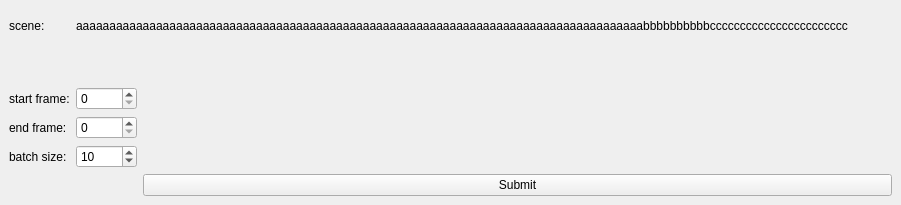
Above: submitter.ui from CogswellProjectHydra/githubHydraRepo before the change. Below: the same form after it.
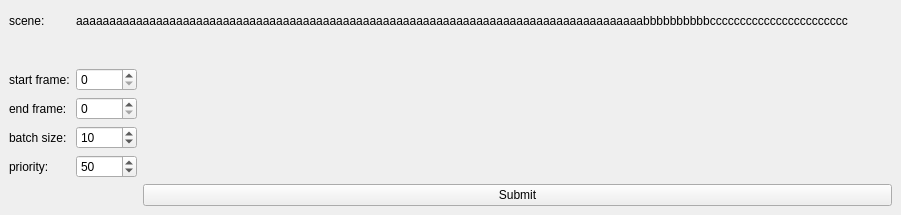
That is the form after the change.

Diff of the .ui file:
```diff
--- a/submitter.ui
+++ b/submitter.ui
@@ -7,7 +7,7 @@
     <x>0</x>
     <y>0</y>
     <width>901</width>
-    <height>205</height>
+    <height>215</height>
    </rect>
   </property>
   <property name="windowTitle">
@@ -113,7 +113,7 @@
       </property>
      </spacer>
     </item>
-    <item row="5" column="2">
+    <item row="6" column="2">
      <widget class="QPushButton" name="submitButton">
       <property name="text">
        <string>Submit</string>
@@ -127,6 +127,33 @@
       </property>
      </widget>
     </item>
+    <item row="5" column="2">
+     <spacer name="horizontalSpacer_4">
+      <property name="orientation">
+       <enum>Qt::Horizontal</enum>
+      </property>
+      <property name="sizeHint" stdset="0">
+       <size>
+        <width>40</width>
+        <height>20</height>
+       </size>
+      </property>
+     </spacer>
+    </item>
+    <item row="5" column="0">
+     <widget class="QLabel" name="label_5">
+      <property name="text">
+       <string>priority:</string>
+      </property>
+     </widget>
+    </item>
+    <item row="5" column="1">
+     <widget class="QSpinBox" name="prioritySpinBox">
+      <property name="value">
+       <number>50</number>
+      </property>
+     </widget>
+    </item>
    </layout>
   </widget>
   <widget class="QMenuBar" name="menubar">
```
Left out of the diff: 138 changed lines with no effect on the pictures.
